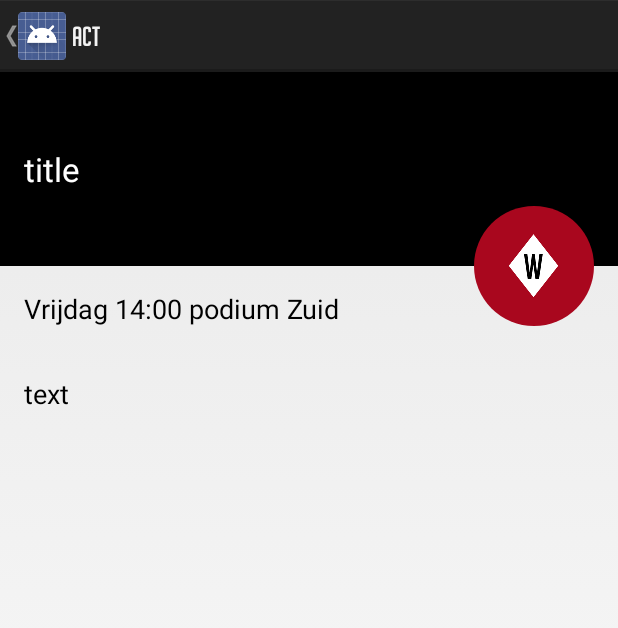
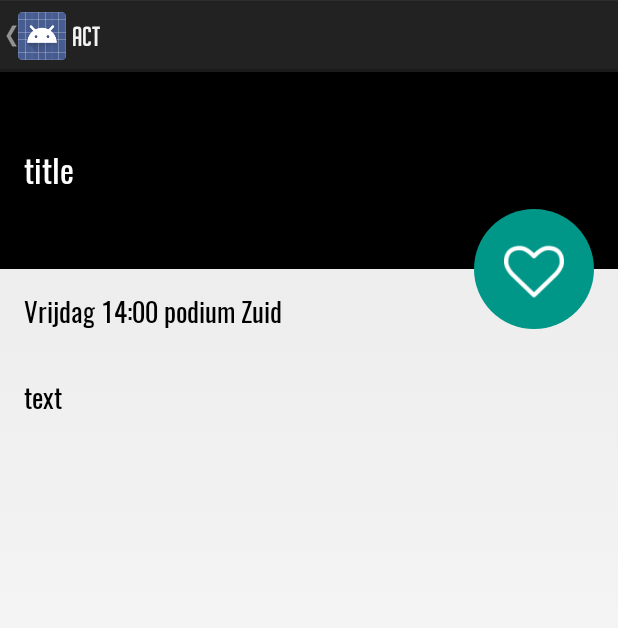
Before and after one commit to frankdoesburg/WTTV2015, an Android app: the ArtistDetailActivity screen opened directly, with no data from a screen before it, on a phone screen of 412 x 824 dp. Shown: the top 628 px of the screen. Run offline under Robolectric (Android 15) with nearby library versions, the phone set to English and light mode, and no system bars.

Commit message:
updated detail view

```diff
--- a/app/src/main/res/drawable/circle.xml
+++ b/app/src/main/res/drawable/circle.xml
@@ -1,4 +1,4 @@
 <?xml version="1.0" encoding="utf-8"?>
 <shape xmlns:android="http://schemas.android.com/apk/res/android" android:shape="oval" >
-    <solid android:color="@color/red" ></solid>
+    <solid android:color="@color/teal" ></solid>
 </shape>
--- a/app/src/main/res/layout/artist_detail_layout.xml
+++ b/app/src/main/res/layout/artist_detail_layout.xml
@@ -1,5 +1,6 @@
 <LinearLayout xmlns:android="http://schemas.android.com/apk/res/android"
     xmlns:tools="http://schemas.android.com/tools"
+    xmlns:customAttrs="http://schemas.android.com/apk/res-auto"
     android:id="@+id/vegetable_detail"
     android:layout_width="match_parent"
     android:layout_height="match_parent"
@@ -16,7 +17,7 @@
             android:layout_width="match_parent"
             android:layout_height="match_parent">
 
-            <TextView
+            <com.frankd.wttv.CustomFontTextView
                 android:id="@+id/artistNameTV"
                 android:layout_width="match_parent"
                 android:layout_height="wrap_content"
@@ -28,6 +29,7 @@
                 android:text="title"
                 android:textAppearance="?android:attr/textAppearanceLarge"
                 android:textColor="@color/white"
+                customAttrs:customFont="OSWALD_REGULAR"
                  />
 
             <ImageButton
@@ -39,18 +41,25 @@
                 android:layout_marginRight="@dimen/activity_horizontal_margin"
                 android:layout_marginTop="-40dp"
                 android:background="@drawable/circle"
-                android:src="@mipmap/ic_launcher"/>
+                android:src="@mipmap/heart_open"
+                android:paddingBottom="18dp"
+                android:paddingLeft="18dp"
+                android:paddingRight="18dp"
+                android:paddingTop="22dp"
+                android:scaleType="fitCenter"
+                />
 
-            <TextView
+            <com.frankd.wttv.CustomFontTextView
                 android:id="@+id/timeDayTV"
                 android:layout_width="match_parent"
                 android:layout_height="wrap_content"
                 android:layout_below="@+id/artistNameTV"
                 android:layout_margin="@dimen/activity_horizontal_margin"
                 android:text="Vrijdag 14:00 podium Zuid"
-                android:textAppearance="?android:attr/textAppearanceMedium" />
+                android:textAppearance="?android:attr/textAppearanceMedium"
+                customAttrs:customFont="OSWALD_REGULAR"/>
 
-            <TextView
+            <com.frankd.wttv.CustomFontTextView
                 android:id="@+id/descriptionTV"
                 android:layout_width="match_parent"
                 android:layout_height="wrap_content"
@@ -60,7 +69,8 @@
                 android:layout_marginRight="@dimen/activity_horizontal_margin"
                 android:layout_marginTop="@dimen/activity_horizontal_margin"
                 android:text="text"
-                android:textAppearance="?android:attr/textAppearanceMedium" />
+                android:textAppearance="?android:attr/textAppearanceMedium"
+                customAttrs:customFont="OSWALD_REGULAR"/>
         </RelativeLayout>
     </ScrollView>
 </LinearLayout>
```
Also changed, not shown: app/src/main/res/mipmap-mdpi/heart_open.png (added).
